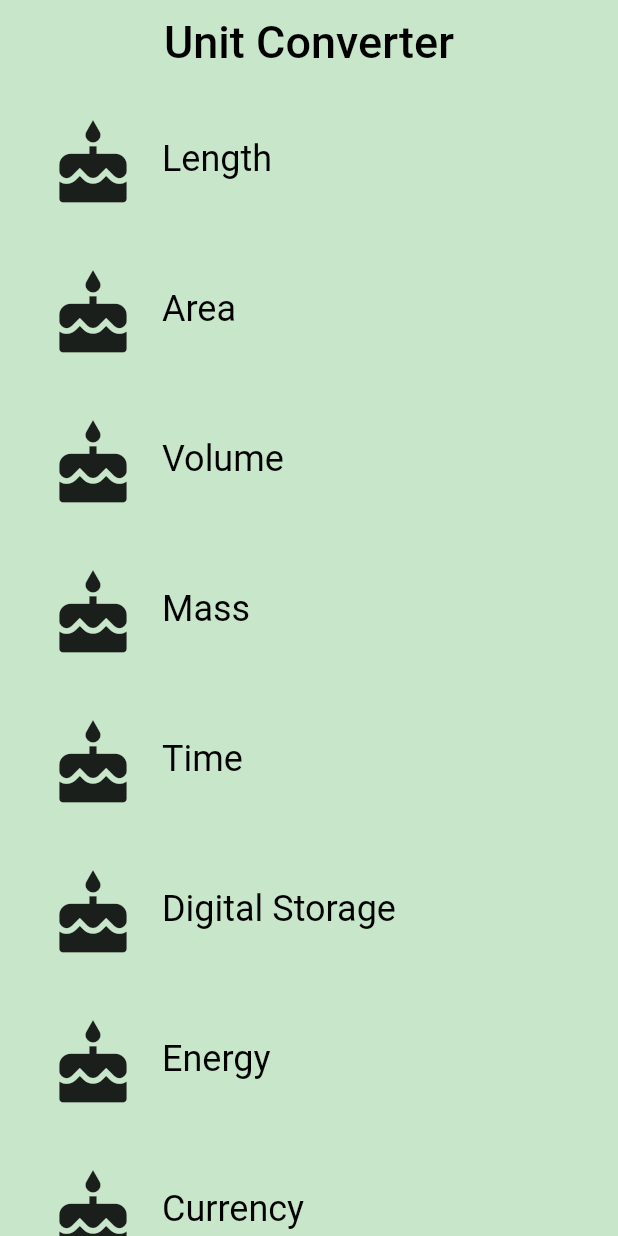
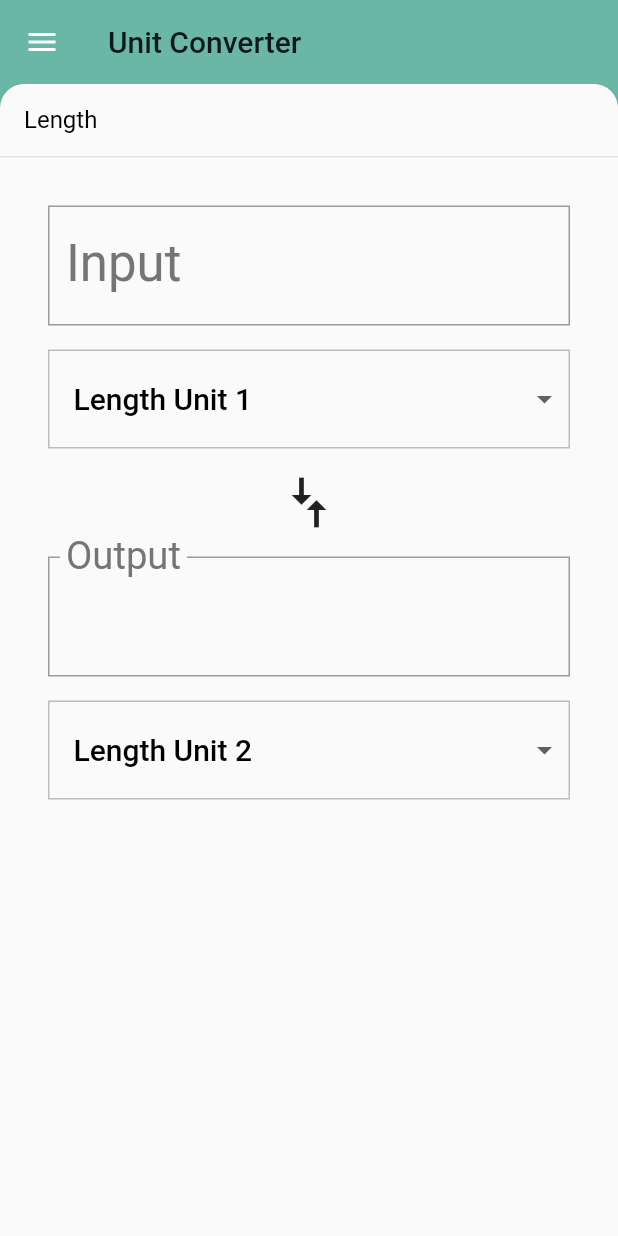
Before and after one commit to wbdvlpr7/udacity-course, a Flutter app: the screen it shows after launch, on a phone screen of 412 x 824 dp. Run offline on Flutter 3.47's test engine with Material 2 defaults, Android fonts, the phone set to English and light mode, and no system bars.

Commit message:
07_backdrop

```diff
--- a/course/07_backdrop/task_07_backdrop/lib/category_route.dart
+++ b/course/07_backdrop/task_07_backdrop/lib/category_route.dart
@@ -3,12 +3,14 @@
 // found in the LICENSE file.
 
 import 'package:flutter/material.dart';
+import 'unit_converter.dart';
 
+import 'backdrop.dart';
 import 'category.dart';
 import 'category_tile.dart';
 import 'unit.dart';
 
-final _backgroundColor = Colors.green[100];
+// final _backgroundColor = Colors.green[100];
 
 /// Category Route (screen).
 ///
@@ -27,6 +29,7 @@ class CategoryRoute extends StatefulWidget {
 class _CategoryRouteState extends State<CategoryRoute> {
   // TODO: Keep track of a default [Category], and the currently-selected
   // [Category]
+  late Category _selectedCategory;
   final _categories = <Category>[];
   static const _categoryNames = <String>[
     'Length',
@@ -86,11 +89,16 @@ class _CategoryRouteState extends State<CategoryRoute> {
         units: _retrieveUnitList(_categoryNames[i]),
       ));
     }
+    _selectedCategory = _categories.first;
   }
 
   // TODO: Fill out this function
   /// Function to call when a [Category] is tapped.
-  void _onCategoryTap(Category category) {}
+  void _onCategoryTap(Category category) {
+    setState(() {
+      _selectedCategory = category;
+    });
+  }
 
   /// Makes the correct number of rows for the list view.
   ///
@@ -121,28 +129,30 @@ class _CategoryRouteState extends State<CategoryRoute> {
   @override
   Widget build(BuildContext context) {
     // TODO: Import and use the Backdrop widget
-    final listView = Container(
-      color: _backgroundColor,
-      padding: const EdgeInsets.symmetric(horizontal: 8.0),
+    final listView = Padding(
+      padding: const EdgeInsets.only(left: 8.0, right: 8.0, bottom: 48.0),
       child: _buildCategoryWidgets(),
     );
 
-    final appBar = AppBar(
-      elevation: 0.0,
-      title: const Text(
-        'Unit Converter',
-        style: TextStyle(
-          color: Colors.black,
-          fontSize: 30.0,
-        ),
-      ),
-      centerTitle: true,
-      backgroundColor: _backgroundColor,
-    );
+    // final appBar = AppBar(
+    //   elevation: 0.0,
+    //   title: const Text(
+    //     'Unit Converter',
+    //     style: TextStyle(
+    //       color: Colors.black,
+    //       fontSize: 30.0,
+    //     ),
+    //   ),
+    //   centerTitle: true,
+    //   backgroundColor: _selectedCategory.color,
+    // );
 
-    return Scaffold(
-      appBar: appBar,
-      body: listView,
+    return Backdrop(
+      currentCategory: _selectedCategory,
+      frontPanel: UnitConverter(category: _selectedCategory),
+      backPanel: listView,
+      frontTitle: const Text('Unit Converter'),
+      backTitle: const Text('Select a Category'),
     );
   }
 }
```
Also changed, not shown: course/07_backdrop/task_07_backdrop/lib/category_tile.dart (+22 -22 lines), course/07_backdrop/task_07_backdrop/lib/unit_converter.dart (+9 -0 lines).
